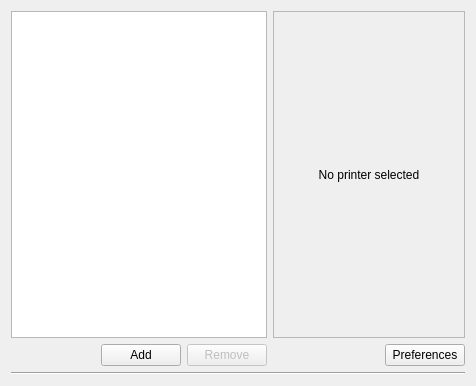
Above: printer-manager-kcm/PrintKCM.ui from KDE/print-manager before the change. Below: the same form after it.
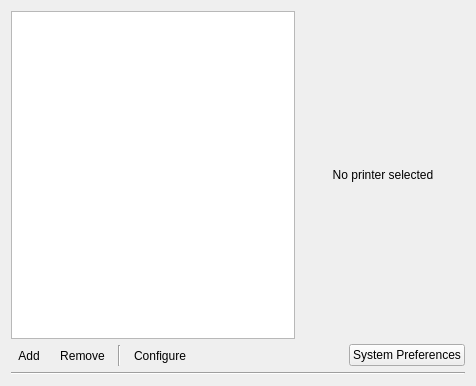
That is the form after the change.

Commit message: Fixed some bugs  - canceling the authentication when setting a default printer was doing the wront thing Added support for showing black and white printers with printer-laser icon And lots of UI improvements :D thanks to oxygen dudes

```diff
--- a/printer-manager-kcm/PrintKCM.ui
+++ b/printer-manager-kcm/PrintKCM.ui
@@ -13,33 +13,7 @@
   <layout class="QGridLayout" name="gridLayout_3">
    <item row="0" column="0">
     <layout class="QGridLayout" name="gridLayout">
-     <item row="1" column="0" rowspan="2" colspan="2">
-      <spacer name="horizontalSpacer">
-       <property name="orientation">
-        <enum>Qt::Horizontal</enum>
-       </property>
-       <property name="sizeType">
-        <enum>QSizePolicy::Ignored</enum>
-       </property>
-       <property name="sizeHint" stdset="0">
-        <size>
-         <width>39</width>
-         <height>19</height>
-        </size>
-       </property>
-      </spacer>
-     </item>
-     <item row="1" column="3" rowspan="2">
-      <widget class="QPushButton" name="removePB">
-       <property name="enabled">
-        <bool>false</bool>
-       </property>
-       <property name="text">
-        <string>Remove</string>
-       </property>
-      </widget>
-     </item>
-     <item row="0" column="0" colspan="4">
+     <item row="0" column="0" colspan="10">
       <widget class="QTreeView" name="printersTV">
        <property name="sizePolicy">
         <sizepolicy hsizetype="Minimum" vsizetype="Expanding">
@@ -64,11 +38,66 @@
        </property>
       </widget>
      </item>
-     <item row="1" column="2" rowspan="2">
-      <widget class="QPushButton" name="addPB">
-       <property name="text">
+     <item row="1" column="5" colspan="5">
+      <spacer name="horizontalSpacer">
+       <property name="orientation">
+        <enum>Qt::Horizontal</enum>
+       </property>
+       <property name="sizeType">
+        <enum>QSizePolicy::Ignored</enum>
+       </property>
+       <property name="sizeHint" stdset="0">
+        <size>
+         <width>39</width>
+         <height>19</height>
+        </size>
+       </property>
+      </spacer>
+     </item>
+     <item row="1" column="0">
+      <widget class="QToolButton" name="addPB">
+       <property name="toolTip">
         <string>Add</string>
        </property>
+       <property name="text">
+        <string notr="true">Add</string>
+       </property>
+       <property name="autoRaise">
+        <bool>true</bool>
+       </property>
+      </widget>
+     </item>
+     <item row="1" column="1">
+      <widget class="QToolButton" name="removePB">
+       <property name="toolTip">
+        <string>Remove</string>
+       </property>
+       <property name="text">
+        <string notr="true">Remove</string>
+       </property>
+       <property name="autoRaise">
+        <bool>true</bool>
+       </property>
+      </widget>
+     </item>
+     <item row="1" column="3" colspan="2">
+      <widget class="QToolButton" name="configurePrinterPB">
+       <property name="toolTip">
+        <string>Configure</string>
+       </property>
+       <property name="text">
+        <string notr="true">Configure</string>
+       </property>
+       <property name="autoRaise">
+        <bool>true</bool>
+       </property>
+      </widget>
+     </item>
+     <item row="1" column="2">
+      <widget class="Line" name="line_2">
+       <property name="orientation">
+        <enum>Qt::Vertical</enum>
+       </property>
       </widget>
      </item>
     </layout>
@@ -77,6 +106,9 @@
     <layout class="QGridLayout" name="gridLayout_2">
      <item row="0" column="0" colspan="2">
       <widget class="QScrollArea" name="scrollArea">
+       <property name="frameShape">
+        <enum>QFrame::NoFrame</enum>
+       </property>
        <property name="widgetResizable">
         <bool>true</bool>
        </property>
@@ -85,8 +117,8 @@
          <rect>
           <x>0</x>
           <y>0</y>
-          <width>198</width>
-          <height>337</height>
+          <width>171</width>
+          <height>343</height>
          </rect>
         </property>
         <layout class="QGridLayout" name="gridLayout_4">
@@ -135,7 +167,7 @@
      <item row="1" column="1">
       <widget class="QPushButton" name="preferencesPB">
        <property name="text">
-        <string>Preferences</string>
+        <string>System Preferences</string>
        </property>
       </widget>
      </item>
```
The commit also changes 13 other files.
